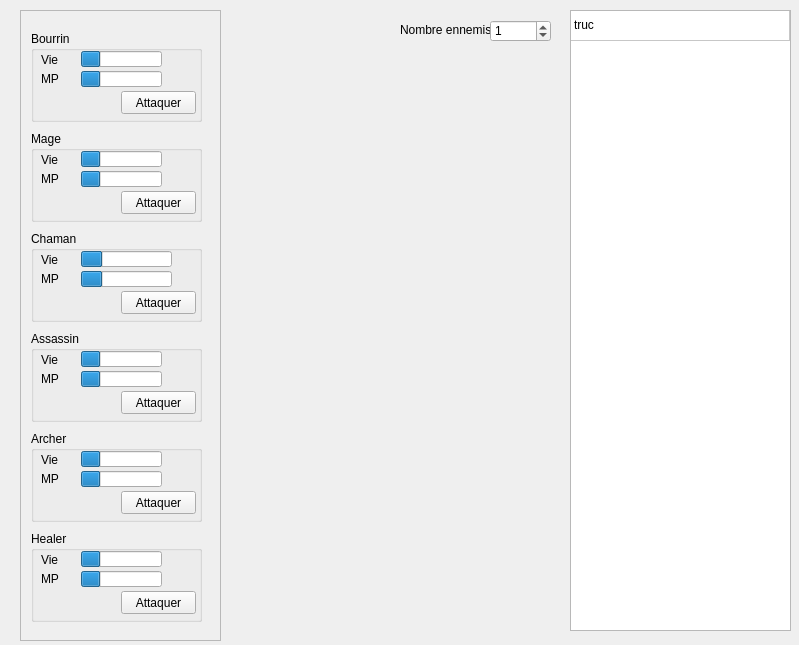
Old version of the form combat.ui in the repository ElDonad/RPG_helper.
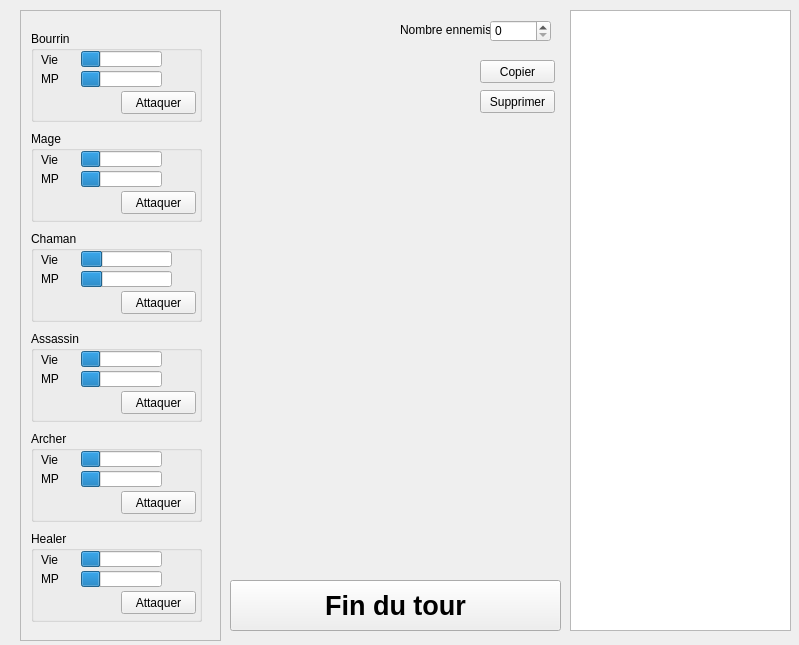
New version of the form.

```diff
--- a/combat.ui
+++ b/combat.ui
@@ -49,21 +49,11 @@
    <attribute name="verticalHeaderVisible">
     <bool>false</bool>
    </attribute>
-   <row>
-    <property name="text">
-     <string>Nouvelle ligne</string>
-    </property>
-   </row>
    <column>
     <property name="text">
      <string>test</string>
     </property>
    </column>
-   <item row="0" column="0">
-    <property name="text">
-     <string>truc</string>
-    </property>
-   </item>
   </widget>
   <widget class="QLabel" name="label">
    <property name="geometry">
@@ -91,11 +81,11 @@
     <number>100</number>
    </property>
    <property name="singleStep">
-    <number>5</number>
-   </property>
-   <property name="value">
     <number>1</number>
    </property>
+   <property name="value">
+    <number>0</number>
+   </property>
   </widget>
   <widget class="QScrollArea" name="ScrollPersos">
    <property name="geometry">
@@ -624,6 +614,52 @@
     </widget>
    </widget>
   </widget>
+  <widget class="QPushButton" name="copieButton">
+   <property name="geometry">
+    <rect>
+     <x>480</x>
+     <y>60</y>
+     <width>75</width>
+     <height>23</height>
+    </rect>
+   </property>
+   <property name="text">
+    <string>Copier</string>
+   </property>
+  </widget>
+  <widget class="QPushButton" name="deleteButton">
+   <property name="geometry">
+    <rect>
+     <x>480</x>
+     <y>90</y>
+     <width>75</width>
+     <height>23</height>
+    </rect>
+   </property>
+   <property name="text">
+    <string>Supprimer</string>
+   </property>
+  </widget>
+  <widget class="QPushButton" name="pushButton">
+   <property name="geometry">
+    <rect>
+     <x>230</x>
+     <y>580</y>
+     <width>331</width>
+     <height>51</height>
+    </rect>
+   </property>
+   <property name="font">
+    <font>
+     <pointsize>20</pointsize>
+     <weight>75</weight>
+     <bold>true</bold>
+    </font>
+   </property>
+   <property name="text">
+    <string>Fin du tour</string>
+   </property>
+  </widget>
  </widget>
  <resources/>
  <connections/>
```
